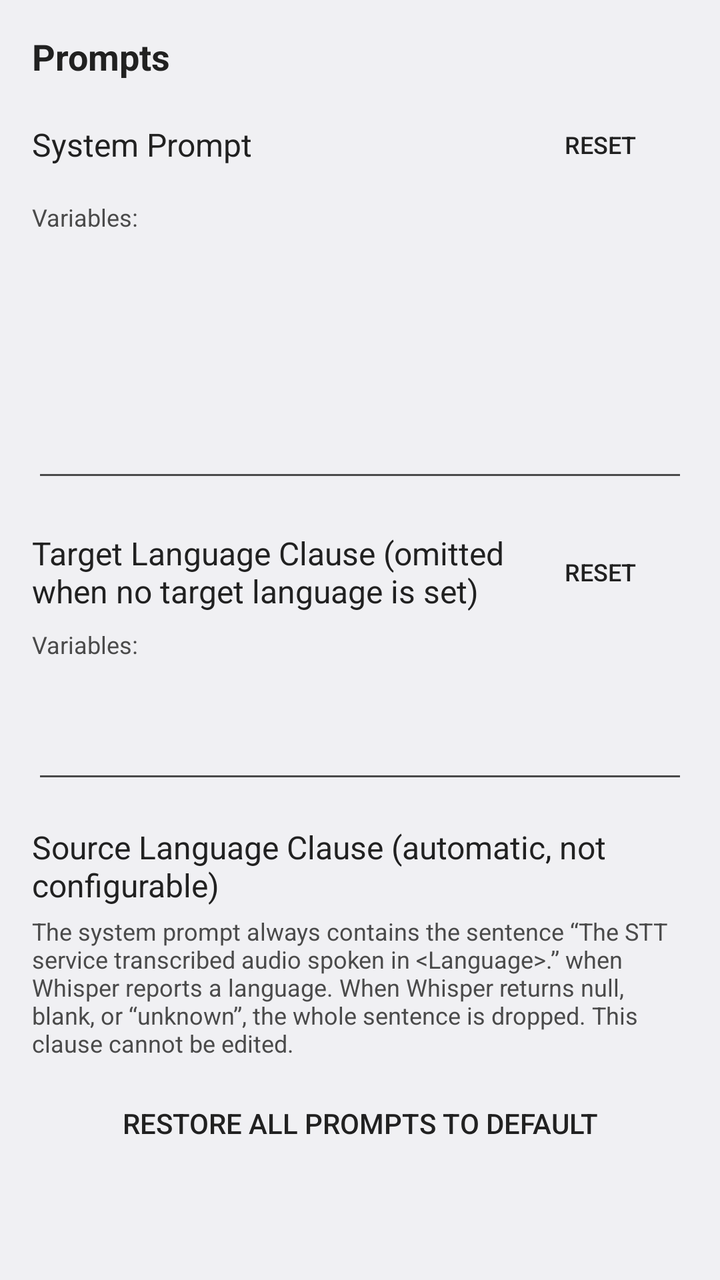
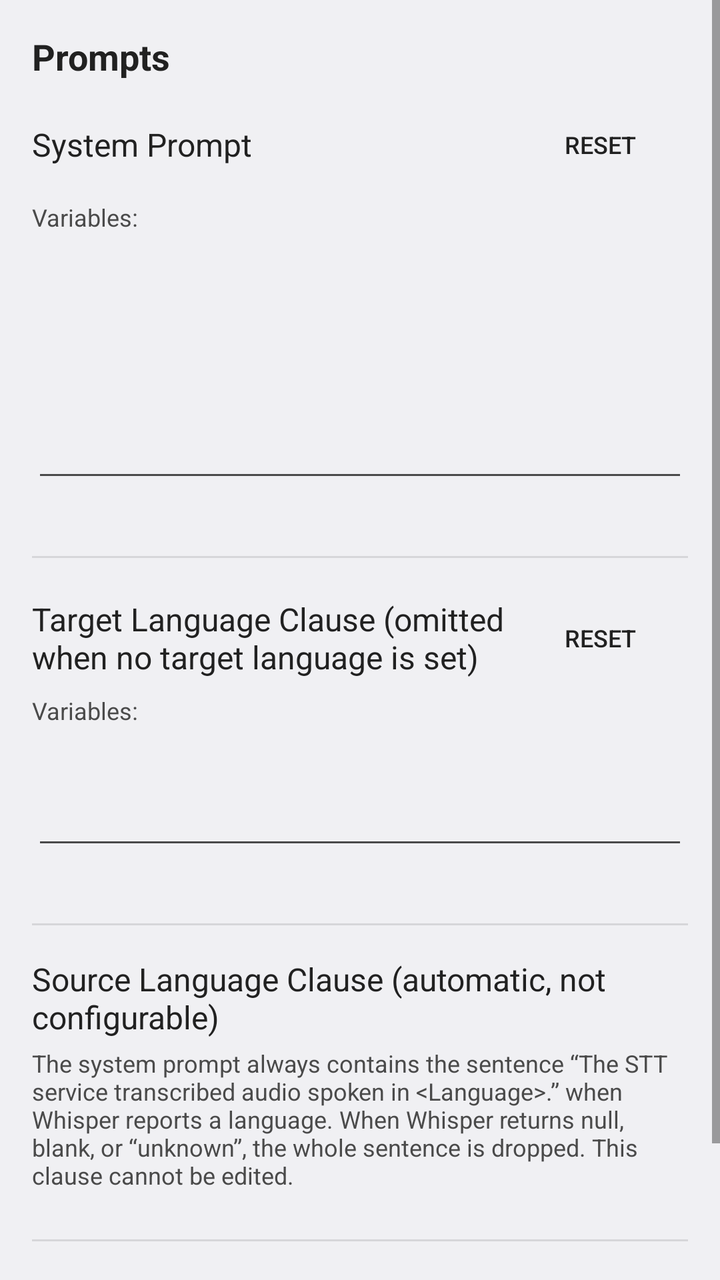

Two renders of the same Android screen: before a commit and after it. Below are the layout's source before the change and the commit's diff.
<!-- AndroidManifest.xml: activity theme Theme.PolishedRecognition.Plain -->
<!-- res/layout/activity_prompts.xml -->
<?xml version="1.0" encoding="utf-8"?>
<ScrollView xmlns:android="http://schemas.android.com/apk/res/android"
    android:layout_width="match_parent"
    android:layout_height="match_parent"
    android:fillViewport="true">

    <LinearLayout
        android:layout_width="match_parent"
        android:layout_height="wrap_content"
        android:orientation="vertical"
        android:padding="16dp">

        <TextView
            android:layout_width="match_parent"
            android:layout_height="wrap_content"
            android:text="@string/prompts_section"
            android:textSize="18sp"
            android:textStyle="bold"
            android:textColor="?android:attr/textColorPrimary"
            android:layout_marginBottom="8dp" />

        
        <LinearLayout
            android:layout_width="match_parent"
            android:layout_height="wrap_content"
            android:orientation="horizontal"
            android:gravity="center_vertical"
            android:layout_marginBottom="4dp">
            <TextView
                android:id="@+id/system_prompt_label"
                android:layout_width="0dp"
                android:layout_height="wrap_content"
                android:layout_weight="1"
                android:labelFor="@+id/system_prompt"
                android:text="@string/system_prompt"
                android:textSize="16sp"
                android:textColor="?android:attr/textColorPrimary" />
            <Button
                android:id="@+id/reset_system_prompt"
                android:layout_width="wrap_content"
                android:layout_height="wrap_content"
                android:text="@string/reset_prompt"
                style="@android:style/Widget.DeviceDefault.Button.Borderless"
                android:textSize="12sp" />
        </LinearLayout>

        <TextView
            android:layout_width="match_parent"
            android:layout_height="wrap_content"
            android:text="@string/prompt_variables"
            android:textSize="12sp"
            android:textColor="?android:attr/textColorSecondary"
            android:layout_marginBottom="4dp" />

        <EditText
            android:id="@+id/system_prompt"
            android:layout_width="match_parent"
            android:layout_height="wrap_content"
            android:inputType="textMultiLine"
            android:importantForAutofill="no"
            android:minLines="5"
            android:gravity="top"
            android:layout_marginBottom="16dp" />

        
        <LinearLayout
            android:layout_width="match_parent"
            android:layout_height="wrap_content"
            android:orientation="horizontal"
            android:gravity="center_vertical"
            android:layout_marginBottom="4dp">
            <TextView
                android:id="@+id/target_language_clause_label"
                android:layout_width="0dp"
                android:layout_height="wrap_content"
                android:layout_weight="1"
                android:labelFor="@+id/target_language_clause"
                android:text="@string/target_language_clause"
                android:textSize="16sp"
                android:textColor="?android:attr/textColorPrimary" />
            <Button
                android:id="@+id/reset_target_language_clause"
                android:layout_width="wrap_content"
                android:layout_height="wrap_content"
                android:text="@string/reset_prompt"
                style="@android:style/Widget.DeviceDefault.Button.Borderless"
                android:textSize="12sp" />
        </LinearLayout>

        <TextView
            android:layout_width="match_parent"
            android:layout_height="wrap_content"
            android:text="@string/prompt_variables"
            android:textSize="12sp"
            android:textColor="?android:attr/textColorSecondary"
            android:layout_marginBottom="4dp" />

        <EditText
            android:id="@+id/target_language_clause"
            android:layout_width="match_parent"
            android:layout_height="wrap_content"
            android:inputType="textMultiLine"
            android:importantForAutofill="no"
            android:minLines="2"
            android:gravity="top"
            android:layout_marginBottom="16dp" />

        
        <TextView
            android:layout_width="match_parent"
            android:layout_height="wrap_content"
            android:text="@string/source_language_clause_title"
            android:textSize="16sp"
            android:textColor="?android:attr/textColorPrimary"
            android:layout_marginBottom="4dp" />

        <TextView
            android:layout_width="match_parent"
            android:layout_height="wrap_content"
            android:text="@string/source_language_clause_info"
            android:textSize="12sp"
            android:textColor="?android:attr/textColorSecondary"
            android:layout_marginBottom="8dp" />

        
        <Button
            android:id="@+id/restore_defaults"
            android:layout_width="wrap_content"
            android:layout_height="wrap_content"
            android:text="@string/restore_defaults"
            style="@android:style/Widget.DeviceDefault.Button.Borderless"
            android:layout_gravity="center_horizontal"
            android:layout_marginBottom="16dp" />

    </LinearLayout>
</ScrollView>
<!-- resources referenced by this layout -->
<resources>
  <string name="prompt_variables" translatable="false">Variables:</string>
  <string name="prompts_section">Prompts</string>
  <string name="reset_prompt">Reset</string>
  <string name="restore_defaults">Restore all prompts to default</string>
  <string name="source_language_clause_info">The system prompt always contains the sentence “The STT service transcribed audio spoken in &lt;Language&gt;.” when Whisper reports a language. When Whisper returns null, blank, or “unknown”, the whole sentence is dropped. This clause cannot be edited.</string>
  <string name="source_language_clause_title">Source Language Clause (automatic, not configurable)</string>
  <string name="system_prompt">System Prompt</string>
  <string name="target_language_clause">Target Language Clause (omitted when no target language is set)</string>
  <style name="Theme.PolishedRecognition.Plain" parent="@android:style/Theme.DeviceDefault.DayNight">
          <item name="android:windowNoTitle">true</item>
          <item name="android:windowActionBar">false</item>
          
          <item name="android:textColorPrimary">@color/text_primary</item>
          <item name="android:textColorSecondary">@color/text_secondary</item>
          <item name="android:textColorTertiary">@color/text_tertiary</item>
      </style>
</resources>

<!-- the commit's change to res/layout/activity_prompts.xml (unified diff, before → after) -->
@@ -62,6 +62,8 @@
             android:gravity="top"
             android:layout_marginBottom="16dp" />
 
+        <View style="@style/SettingsDivider" />
+
         
         <LinearLayout
             android:layout_width="match_parent"
@@ -105,6 +107,8 @@
             android:gravity="top"
             android:layout_marginBottom="16dp" />
 
+        <View style="@style/SettingsDivider" />
+
         
         <TextView
             android:layout_width="match_parent"
@@ -122,6 +126,8 @@
             android:textColor="?android:attr/textColorSecondary"
             android:layout_marginBottom="8dp" />
 
+        <View style="@style/SettingsDivider" />
+
         
         <Button
             android:id="@+id/restore_defaults"
<!-- resource entries referenced after the edit -->
@@ -8,6 +8,13 @@
   <string name="source_language_clause_title">Source Language Clause (automatic, not configurable)</string>
   <string name="system_prompt">System Prompt</string>
   <string name="target_language_clause">Target Language Clause (omitted when no target language is set)</string>
+  <style name="SettingsDivider">
+          <item name="android:layout_width">match_parent</item>
+          <item name="android:layout_height">1dp</item>
+          <item name="android:background">?android:attr/listDivider</item>
+          <item name="android:layout_marginTop">16dp</item>
+          <item name="android:layout_marginBottom">16dp</item>
+      </style>
   <style name="Theme.PolishedRecognition.Plain" parent="@android:style/Theme.DeviceDefault.DayNight">
           <item name="android:windowNoTitle">true</item>
           <item name="android:windowActionBar">false</item>
